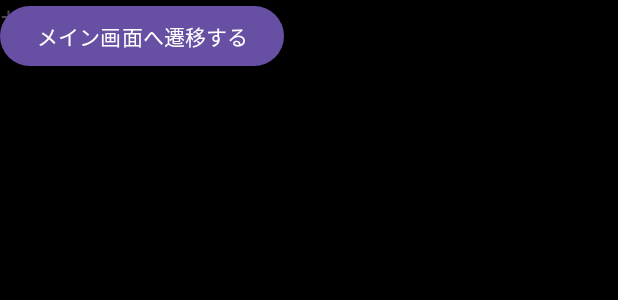
After one commit to ikeuchiii/MeatSafety, an Android app: the layout activity_help.xml on its own in the app's theme, with its tools: preview values and no code run, on a phone screen of 412 x 824 dp. The commit adds this screen. Shown: the top 300 px of the screen. Run offline under Robolectric (Android 15) with nearby library versions, the phone set to English and light mode, and no system bars.

Commit message:
help------------------------

```diff
--- /dev/null
+++ b/app/src/main/res/layout/activity_help.xml
@@ -0,0 +1,23 @@
+<?xml version="1.0" encoding="utf-8"?>
+<androidx.constraintlayout.widget.ConstraintLayout android:background="@color/black"
+    xmlns:android="http://schemas.android.com/apk/res/android"
+    xmlns:app="http://schemas.android.com/apk/res-auto"
+    android:id="@+id/camera_container"
+    android:layout_width="match_parent"
+    android:layout_height="match_parent"
+    xmlns:tools="http://schemas.android.com/tools">
+
+    <TextView
+        android:layout_width="wrap_content"
+        android:layout_height="wrap_content"
+        android:text="サブ画面だよ"
+        android:textSize="18sp"/>
+
+    <Button
+        android:id="@+id/button_to_main"
+        android:layout_width="wrap_content"
+        android:layout_height="wrap_content"
+        android:text="メイン画面へ遷移する"
+        android:layout_marginTop="16dp"/>
+
+</androidx.constraintlayout.widget.ConstraintLayout>
```
Also changed, not shown: app/src/main/AndroidManifest.xml (+11 -0 lines), app/src/main/java/com/surendramaran/yolov8tflite/HelpActivity.kt (added, +27 -0 lines), app/src/main/java/com/surendramaran/yolov8tflite/MainActivity.kt (+4 -4 lines).
